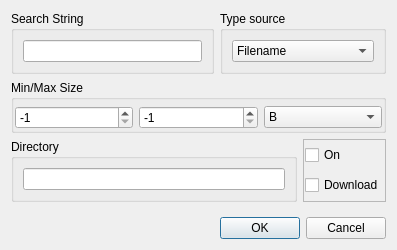
Old version of the form eiskaltdcpp-qt/ui/UIADLSearchEditor.ui in the repository eiskaltdcpp/eiskaltdcpp.
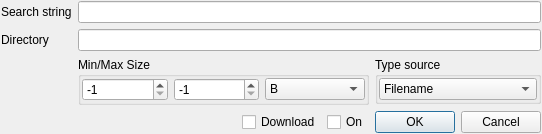
New version of the form. Custom widgets are drawn as their Qt base class.

Commit message: Changed look'n'feel for ADLS Editor

Patch:
```diff
--- a/eiskaltdcpp-qt/ui/UIADLSearchEditor.ui
+++ b/eiskaltdcpp-qt/ui/UIADLSearchEditor.ui
@@ -6,34 +6,70 @@
    <rect>
     <x>0</x>
     <y>0</y>
-    <width>388</width>
-    <height>250</height>
+    <width>542</width>
+    <height>130</height>
    </rect>
   </property>
+  <property name="sizePolicy">
+   <sizepolicy hsizetype="Fixed" vsizetype="Fixed">
+    <horstretch>0</horstretch>
+    <verstretch>0</verstretch>
+   </sizepolicy>
+  </property>
   <property name="windowTitle">
    <string>Dialog</string>
   </property>
   <layout class="QGridLayout" name="gridLayout">
+   <property name="margin">
+    <number>1</number>
+   </property>
+   <item row="0" column="1" colspan="3">
+    <widget class="LineEdit" name="lineEdit_SSTRING">
+     <property name="toolTip">
+      <string>Favorite hub name.</string>
+     </property>
+    </widget>
+   </item>
    <item row="0" column="0">
-    <widget class="QGroupBox" name="groupBox_2">
-     <property name="title">
-      <string>Search String</string>
+    <widget class="QLabel" name="label">
+     <property name="sizePolicy">
+      <sizepolicy hsizetype="Fixed" vsizetype="Preferred">
+       <horstretch>0</horstretch>
+       <verstretch>0</verstretch>
+      </sizepolicy>
      </property>
-     <layout class="QHBoxLayout" name="horizontalLayout_2">
-      <item>
-       <widget class="LineEdit" name="lineEdit_SSTRING">
-        <property name="toolTip">
-         <string>Favorite hub name.</string>
-        </property>
-       </widget>
-      </item>
-     </layout>
+     <property name="text">
+      <string>Search string</string>
+     </property>
     </widget>
    </item>
-   <item row="0" column="1" colspan="2">
+   <item row="1" column="1" colspan="3">
+    <widget class="QLineEdit" name="lineEdit_DIRECTORY">
+     <property name="minimumSize">
+      <size>
+       <width>220</width>
+       <height>0</height>
+      </size>
+     </property>
+    </widget>
+   </item>
+   <item row="1" column="0">
+    <widget class="QLabel" name="label_2">
+     <property name="sizePolicy">
+      <sizepolicy hsizetype="Fixed" vsizetype="Preferred">
+       <horstretch>0</horstretch>
+       <verstretch>0</verstretch>
+      </sizepolicy>
+     </property>
+     <property name="text">
+      <string>Directory</string>
+     </property>
+    </widget>
+   </item>
+   <item row="3" column="3">
     <widget class="QGroupBox" name="groupBox_4">
      <property name="sizePolicy">
-      <sizepolicy hsizetype="MinimumExpanding" vsizetype="Fixed">
+      <sizepolicy hsizetype="Preferred" vsizetype="Fixed">
        <horstretch>0</horstretch>
        <verstretch>0</verstretch>
       </sizepolicy>
@@ -42,6 +78,9 @@
       <string>Type source</string>
      </property>
      <layout class="QVBoxLayout" name="verticalLayout_3">
+      <property name="margin">
+       <number>1</number>
+      </property>
       <item>
        <widget class="QComboBox" name="comboBox_TYPE">
         <property name="minimumSize">
@@ -70,22 +109,13 @@
      </layout>
     </widget>
    </item>
-   <item row="1" column="0" colspan="3">
+   <item row="3" column="1" colspan="2">
     <widget class="QGroupBox" name="groupBox">
      <property name="title">
       <string>Min/Max Size</string>
      </property>
      <layout class="QHBoxLayout" name="horizontalLayout">
-      <property name="leftMargin">
-       <number>1</number>
-      </property>
-      <property name="topMargin">
-       <number>6</number>
-      </property>
-      <property name="rightMargin">
-       <number>1</number>
-      </property>
-      <property name="bottomMargin">
+      <property name="margin">
        <number>1</number>
       </property>
       <item>
@@ -156,49 +186,7 @@
      </layout>
     </widget>
    </item>
-   <item row="2" column="0" colspan="2">
-    <widget class="QGroupBox" name="groupBox_5">
-     <property name="title">
-      <string>Directory</string>
-     </property>
-     <layout class="QVBoxLayout" name="verticalLayout">
-      <item>
-       <widget class="QLineEdit" name="lineEdit_DIRECTORY">
-        <property name="minimumSize">
-         <size>
-          <width>220</width>
-          <height>0</height>
-         </size>
-        </property>
-       </widget>
-      </item>
-     </layout>
-    </widget>
-   </item>
-   <item row="3" column="2">
-    <spacer name="verticalSpacer">
-     <property name="orientation">
-      <enum>Qt::Vertical</enum>
-     </property>
-     <property name="sizeHint" stdset="0">
-      <size>
-       <width>20</width>
-       <height>5</height>
-      </size>
-     </property>
-    </spacer>
-   </item>
-   <item row="4" column="1" colspan="2">
-    <widget class="QDialogButtonBox" name="buttonBox">
-     <property name="orientation">
-      <enum>Qt::Horizontal</enum>
-     </property>
-     <property name="standardButtons">
-      <set>QDialogButtonBox::Cancel|QDialogButtonBox::Ok</set>
-     </property>
-    </widget>
-   </item>
-   <item row="2" column="2">
+   <item row="4" column="0" colspan="3">
     <widget class="QFrame" name="frame">
      <property name="sizePolicy">
       <sizepolicy hsizetype="Preferred" vsizetype="Preferred">
@@ -213,15 +201,35 @@
       </size>
      </property>
      <property name="frameShape">
-      <enum>QFrame::StyledPanel</enum>
+      <enum>QFrame::NoFrame</enum>
      </property>
      <property name="frameShadow">
       <enum>QFrame::Raised</enum>
      </property>
-     <layout class="QVBoxLayout" name="verticalLayout_2">
+     <layout class="QHBoxLayout" name="horizontalLayout_2">
       <property name="margin">
        <number>1</number>
       </property>
+      <item>
+       <spacer name="horizontalSpacer">
+        <property name="orientation">
+         <enum>Qt::Horizontal</enum>
+        </property>
+        <property name="sizeHint" stdset="0">
+         <size>
+          <width>40</width>
+          <height>20</height>
+         </size>
+        </property>
+       </spacer>
+      </item>
+      <item>
+       <widget class="QCheckBox" name="checkBox_DOWNLOAD">
+        <property name="text">
+         <string>Download</string>
+        </property>
+       </widget>
+      </item>
       <item>
        <widget class="QCheckBox" name="checkBox_CHECK">
         <property name="sizePolicy">
@@ -235,16 +243,25 @@
         </property>
        </widget>
       </item>
-      <item>
-       <widget class="QCheckBox" name="checkBox_DOWNLOAD">
-        <property name="text">
-         <string>Download</string>
-        </property>
-       </widget>
-      </item>
      </layout>
     </widget>
    </item>
+   <item row="4" column="3">
+    <widget class="QDialogButtonBox" name="buttonBox">
+     <property name="sizePolicy">
+      <sizepolicy hsizetype="Fixed" vsizetype="Fixed">
+       <horstretch>0</horstretch>
+       <verstretch>0</verstretch>
+      </sizepolicy>
+     </property>
+     <property name="orientation">
+      <enum>Qt::Horizontal</enum>
+     </property>
+     <property name="standardButtons">
+      <set>QDialogButtonBox::Cancel|QDialogButtonBox::Ok</set>
+     </property>
+    </widget>
+   </item>
   </layout>
  </widget>
  <customwidgets>
```
The commit also changes 1 other file.
